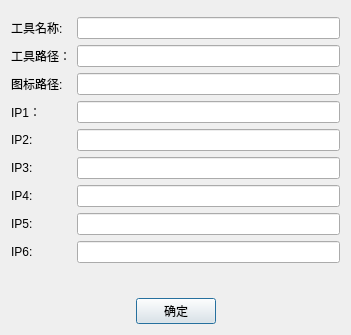
Qt form digitalIntegration/AddToolInfoDialog.ui (jiaqingguo/DI) before a commit.
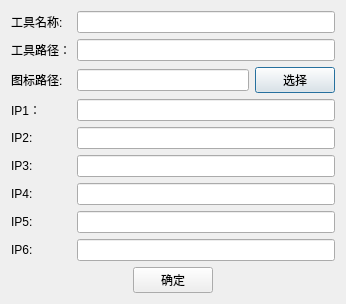
The same form after that commit.

Commit message: 数据库添加工具图片

Diff of the .ui file:
```diff
--- a/digitalIntegration/AddToolInfoDialog.ui
+++ b/digitalIntegration/AddToolInfoDialog.ui
@@ -6,116 +6,116 @@
    <rect>
     <x>0</x>
     <y>0</y>
-    <width>351</width>
-    <height>335</height>
+    <width>346</width>
+    <height>282</height>
    </rect>
   </property>
   <property name="windowTitle">
    <string>增加工具信息</string>
   </property>
-  <layout class="QVBoxLayout" name="verticalLayout">
-   <item>
-    <layout class="QVBoxLayout" name="verticalLayout_3">
-     <item>
-      <layout class="QFormLayout" name="formLayout_2">
-       <item row="1" column="0">
-        <widget class="QLabel" name="label_2">
+  <layout class="QGridLayout" name="gridLayout">
+   <item row="5" column="1">
+    <widget class="QLineEdit" name="lineEditIP3"/>
+   </item>
+   <item row="7" column="0">
+    <widget class="QLabel" name="labelIP5">
          <property name="text">
-          <string>工具名称:</string>
+      <string>IP5:</string>
+     </property>
+    </widget>
+   </item>
+   <item row="4" column="1">
+    <widget class="QLineEdit" name="lineEditIP2"/>
+   </item>
+   <item row="4" column="0">
+    <widget class="QLabel" name="labelIP2">
+     <property name="text">
+      <string>IP2:</string>
          </property>
         </widget>
        </item>
        <item row="1" column="1">
-        <widget class="QLineEdit" name="lineEditToolName"/>
-       </item>
-       <item row="2" column="0">
-        <widget class="QLabel" name="label">
-         <property name="text">
-          <string>工具路径：</string>
-         </property>
-        </widget>
-       </item>
-       <item row="2" column="1">
         <widget class="QLineEdit" name="lineEditToolPath"/>
        </item>
-       <item row="3" column="0">
+   <item row="6" column="1">
+    <widget class="QLineEdit" name="lineEditIP4"/>
+   </item>
+   <item row="2" column="0">
         <widget class="QLabel" name="label_4">
          <property name="text">
           <string>图标路径:</string>
          </property>
         </widget>
        </item>
-       <item row="3" column="1">
+   <item row="2" column="1">
+    <layout class="QHBoxLayout" name="horizontalLayout_3">
+     <item>
         <widget class="QLineEdit" name="lineEditIconPath"/>
        </item>
-       <item row="4" column="0">
+     <item>
+      <widget class="QPushButton" name="btnChooseImage">
+       <property name="text">
+        <string>选择</string>
+       </property>
+      </widget>
+     </item>
+    </layout>
+   </item>
+   <item row="3" column="1">
+    <widget class="QLineEdit" name="lineEditIP1"/>
+   </item>
+   <item row="3" column="0">
         <widget class="QLabel" name="labelIP1">
          <property name="text">
           <string>IP1：</string>
          </property>
         </widget>
        </item>
-       <item row="4" column="1">
-        <widget class="QLineEdit" name="lineEditIP1"/>
-       </item>
-       <item row="5" column="0">
-        <widget class="QLabel" name="labelIP2">
-         <property name="text">
-          <string>IP2:</string>
-         </property>
-        </widget>
-       </item>
-       <item row="5" column="1">
-        <widget class="QLineEdit" name="lineEditIP2"/>
-       </item>
-       <item row="6" column="0">
-        <widget class="QLabel" name="labelIP3">
-         <property name="text">
-          <string>IP3:</string>
-         </property>
-        </widget>
-       </item>
-       <item row="6" column="1">
-        <widget class="QLineEdit" name="lineEditIP3"/>
-       </item>
-       <item row="7" column="0">
-        <widget class="QLabel" name="labelIP4">
-         <property name="text">
-          <string>IP4:</string>
-         </property>
-        </widget>
-       </item>
        <item row="7" column="1">
-        <widget class="QLineEdit" name="lineEditIP4"/>
-       </item>
-       <item row="8" column="0">
-        <widget class="QLabel" name="labelIP5">
-         <property name="text">
-          <string>IP5:</string>
-         </property>
-        </widget>
-       </item>
-       <item row="8" column="1">
         <widget class="QLineEdit" name="lineEditIP5"/>
        </item>
-       <item row="9" column="0">
+   <item row="8" column="0">
         <widget class="QLabel" name="labelIP6">
          <property name="text">
           <string>IP6:</string>
          </property>
         </widget>
        </item>
-       <item row="9" column="1">
-        <widget class="QLineEdit" name="lineEditIP6"/>
+   <item row="0" column="1">
+    <widget class="QLineEdit" name="lineEditToolName"/>
        </item>
        <item row="0" column="0">
-        <layout class="QHBoxLayout" name="horizontalLayout_2"/>
-       </item>
-      </layout>
-     </item>
-    </layout>
+    <widget class="QLabel" name="label_2">
+     <property name="text">
+      <string>工具名称:</string>
+     </property>
+    </widget>
+   </item>
+   <item row="6" column="0">
+    <widget class="QLabel" name="labelIP4">
+     <property name="text">
+      <string>IP4:</string>
+     </property>
+    </widget>
+   </item>
+   <item row="8" column="1">
+    <widget class="QLineEdit" name="lineEditIP6"/>
    </item>
-   <item>
+   <item row="5" column="0">
+    <widget class="QLabel" name="labelIP3">
+     <property name="text">
+      <string>IP3:</string>
+     </property>
+    </widget>
+   </item>
+   <item row="1" column="0">
+    <widget class="QLabel" name="label">
+     <property name="text">
+      <string>工具路径：</string>
+     </property>
+    </widget>
+   </item>
+   <item row="9" column="0" colspan="2">
     <layout class="QHBoxLayout" name="horizontalLayout">
      <item>
       <spacer name="horizontalSpacer">
```
Lines whose indentation alone changed are shown as unchanged. The commit also changes 15 other files.
